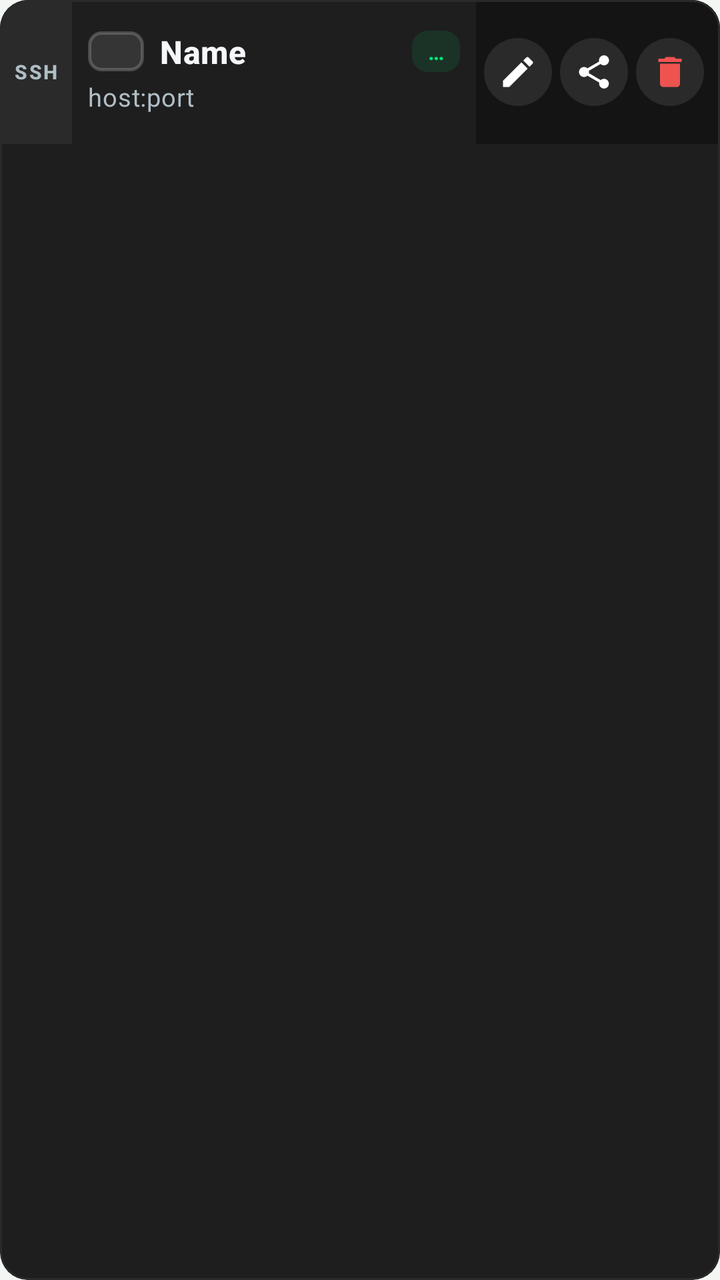
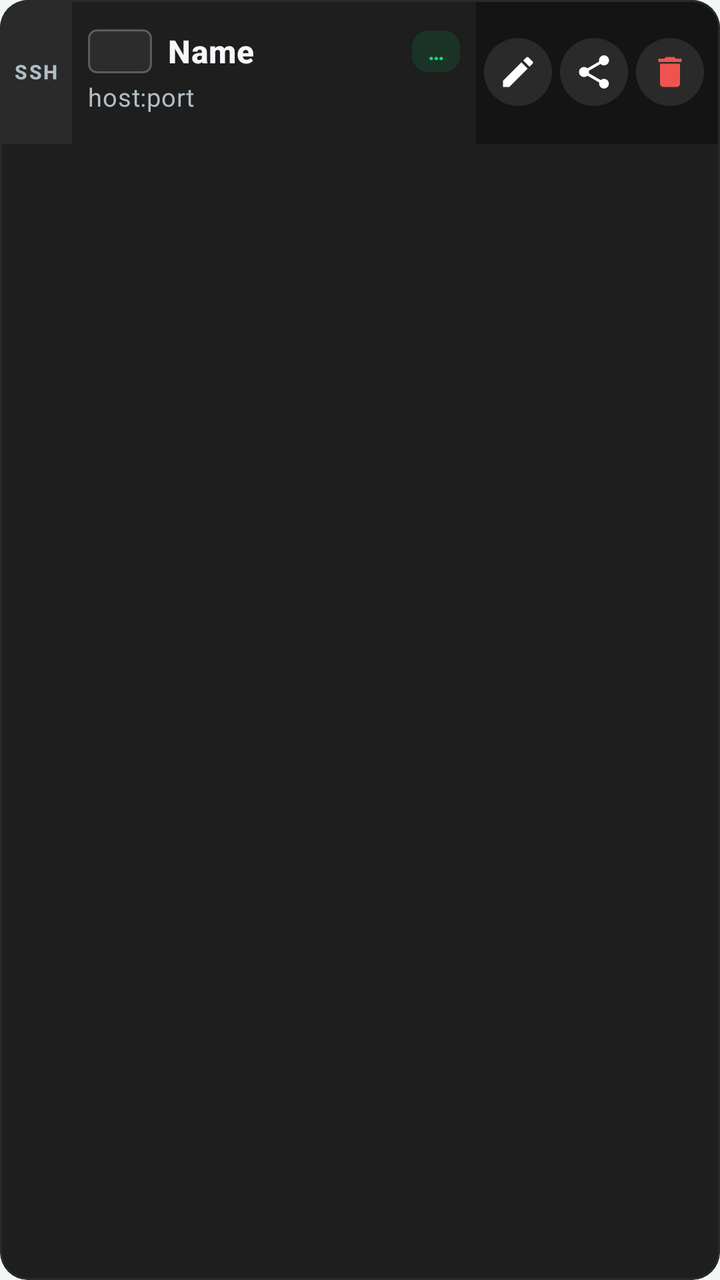

Two renders of the same Android screen: before a commit and after it. Below are the layout's source before the change and the commit's diff.
<!-- AndroidManifest.xml: application theme Theme.MyApp -->
<!-- res/layout/item_profile.xml -->
<?xml version="1.0" encoding="utf-8"?>
<com.google.android.material.card.MaterialCardView
    xmlns:android="http://schemas.android.com/apk/res/android"
    xmlns:app="http://schemas.android.com/apk/res-auto"
    android:id="@+id/cardProfile"
    android:layout_width="match_parent"
    android:layout_height="wrap_content"
    android:layout_marginHorizontal="10dp"
    android:layout_marginVertical="5dp"
    android:clickable="true"
    android:focusable="true"
    android:foreground="?attr/selectableItemBackground"
    app:cardBackgroundColor="#1E1E1E"
    app:cardCornerRadius="14dp"
    app:cardElevation="0dp"
    app:strokeColor="#2A2A2A"
    app:strokeWidth="1dp">

    <LinearLayout
        android:layout_width="match_parent"
        android:layout_height="wrap_content"
        android:orientation="horizontal"
        android:minHeight="72dp"
        android:gravity="center_vertical">

        
        <FrameLayout
            android:layout_width="36dp"
            android:layout_height="match_parent"
            android:minHeight="72dp">

            <View
                android:id="@+id/viewSelectedBar"
                android:layout_width="match_parent"
                android:layout_height="match_parent"
                android:background="#2A2A2A" />

            <TextView
                android:id="@+id/txtProtocol"
                android:layout_width="match_parent"
                android:layout_height="match_parent"
                android:gravity="center"
                android:rotation="0"
                android:text="SSH"
                android:textAllCaps="true"
                android:textColor="#B0BEC5"
                android:textSize="10sp"
                android:textStyle="bold"
                android:letterSpacing="0.08"
                android:fontFamily="sans-serif-medium"
                android:paddingVertical="8dp"
                android:maxLines="1"
                android:ellipsize="end" />
        </FrameLayout>

        <CheckBox
            android:id="@+id/chkSelect"
            android:layout_width="wrap_content"
            android:layout_height="wrap_content"
            android:layout_marginStart="4dp"
            android:visibility="gone"
            android:buttonTint="#00E676"
            android:clickable="false"
            android:focusable="false" />

        
        <LinearLayout
            android:layout_width="0dp"
            android:layout_height="wrap_content"
            android:layout_weight="1"
            android:orientation="vertical"
            android:paddingStart="8dp"
            android:paddingEnd="8dp"
            android:paddingVertical="12dp">

            <LinearLayout
                android:layout_width="match_parent"
                android:layout_height="wrap_content"
                android:gravity="center_vertical"
                android:orientation="horizontal">

                <FrameLayout
                    android:layout_width="28dp"
                    android:layout_height="20dp"
                    android:layout_marginEnd="8dp"
                    android:background="@drawable/bg_flag_frame"
                    android:padding="1.5dp">

                    <ImageView
                        android:id="@+id/imgFlag"
                        android:layout_width="match_parent"
                        android:layout_height="match_parent"
                        android:scaleType="centerCrop"
                        android:contentDescription="flag" />
                </FrameLayout>

                <TextView
                    android:id="@+id/txtName"
                    android:layout_width="0dp"
                    android:layout_height="wrap_content"
                    android:layout_weight="1"
                    android:ellipsize="end"
                    android:maxLines="1"
                    android:text="Name"
                    android:textColor="#F5F7FA"
                    android:textSize="16sp"
                    android:textStyle="bold"
                    android:fontFamily="sans-serif-medium"
                    android:letterSpacing="0.01" />

                
                <TextView
                    android:id="@+id/txtPing"
                    android:layout_width="wrap_content"
                    android:layout_height="wrap_content"
                    android:layout_marginStart="6dp"
                    android:background="@drawable/bg_latency_chip"
                    android:paddingHorizontal="8dp"
                    android:paddingVertical="3dp"
                    android:text="…"
                    android:textColor="#00E676"
                    android:textSize="11sp"
                    android:textStyle="bold" />
            </LinearLayout>

            <TextView
                android:id="@+id/txtHost"
                android:layout_width="match_parent"
                android:layout_height="wrap_content"
                android:layout_marginTop="3dp"
                android:ellipsize="middle"
                android:maxLines="1"
                android:text="host:port"
                android:textColor="#B0BEC5"
                android:textSize="12.5sp"
                android:fontFamily="sans-serif"
                android:letterSpacing="0.02" />
        </LinearLayout>

        
        <LinearLayout
            android:layout_width="wrap_content"
            android:layout_height="match_parent"
            android:gravity="center_vertical"
            android:orientation="horizontal"
            android:paddingEnd="8dp"
            android:paddingStart="4dp"
            android:background="#141414">

            <ImageButton
                android:id="@+id/btnEdit"
                android:layout_width="34dp"
                android:layout_height="34dp"
                android:layout_marginEnd="4dp"
                android:background="@drawable/bg_action_circle"
                android:contentDescription="Edit"
                android:padding="7dp"
                android:scaleType="centerInside"
                android:src="@drawable/ic_action_edit"
                app:tint="#FFFFFF" />

            <ImageButton
                android:id="@+id/btnQr"
                android:layout_width="34dp"
                android:layout_height="34dp"
                android:layout_marginEnd="4dp"
                android:background="@drawable/bg_action_circle"
                android:contentDescription="Share"
                android:padding="7dp"
                android:scaleType="centerInside"
                android:src="@drawable/ic_action_share"
                app:tint="#FFFFFF" />

            <ImageButton
                android:id="@+id/btnDelete"
                android:layout_width="34dp"
                android:layout_height="34dp"
                android:background="@drawable/bg_action_circle"
                android:contentDescription="Delete"
                android:padding="7dp"
                android:scaleType="centerInside"
                android:src="@drawable/ic_action_delete"
                app:tint="#EF5350" />

            
            <ImageButton
                android:id="@+id/btnSignal"
                android:layout_width="0dp"
                android:layout_height="0dp"
                android:visibility="gone"
                android:contentDescription="Signal" />
        </LinearLayout>
    </LinearLayout>
</com.google.android.material.card.MaterialCardView>
<!-- resources referenced by this layout -->
<resources>
  <!-- drawable bg_action_circle (drawable) -->
  <?xml version="1.0" encoding="utf-8"?>
  <ripple xmlns:android="http://schemas.android.com/apk/res/android"
      android:color="#33FFFFFF">
      <item>
          <shape android:shape="oval">
              <solid android:color="#2A2A2A" />
              <size android:width="34dp" android:height="34dp" />
          </shape>
      </item>
  </ripple>
  <!-- drawable bg_flag_frame (drawable) -->
  <?xml version="1.0" encoding="utf-8"?>
  <shape xmlns:android="http://schemas.android.com/apk/res/android"
      android:shape="rectangle">
      <solid android:color="#1AFFFFFF" />
      <stroke
          android:width="1.5dp"
          android:color="#33FFFFFF" />
      <corners android:radius="6dp" />
  </shape>
  <!-- drawable bg_latency_chip (drawable) -->
  <?xml version="1.0" encoding="utf-8"?>
  <shape xmlns:android="http://schemas.android.com/apk/res/android"
      android:shape="rectangle">
      <solid android:color="#1A00E676" />
      <corners android:radius="8dp" />
  </shape>
  <!-- drawable ic_action_delete (drawable) -->
  <?xml version="1.0" encoding="utf-8"?>
  <vector xmlns:android="http://schemas.android.com/apk/res/android"
      android:width="24dp"
      android:height="24dp"
      android:viewportWidth="24"
      android:viewportHeight="24">
      <path
          android:fillColor="#FFFFFF"
          android:pathData="M6,19c0,1.1 0.9,2 2,2h8c1.1,0 2,-0.9 2,-2V7H6v12zM19,4h-3.5l-1,-1h-5l-1,1H5v2h14V4z"/>
  </vector>
  <!-- drawable ic_action_edit (drawable) -->
  <?xml version="1.0" encoding="utf-8"?>
  <vector xmlns:android="http://schemas.android.com/apk/res/android"
      android:width="24dp"
      android:height="24dp"
      android:viewportWidth="24"
      android:viewportHeight="24">
      <path
          android:fillColor="#FFFFFF"
          android:pathData="M3,17.25V21h3.75L17.81,9.94l-3.75,-3.75L3,17.25zM20.71,7.04c0.39,-0.39 0.39,-1.02 0,-1.41l-2.34,-2.34c-0.39,-0.39 -1.02,-0.39 -1.41,0l-1.83,1.83 3.75,3.75 1.83,-1.83z"/>
  </vector>
  <!-- drawable ic_action_share (drawable) -->
  <?xml version="1.0" encoding="utf-8"?>
  <vector xmlns:android="http://schemas.android.com/apk/res/android"
      android:width="24dp"
      android:height="24dp"
      android:viewportWidth="24"
      android:viewportHeight="24">
      <path
          android:fillColor="#FFFFFF"
          android:pathData="M18,16.08c-0.76,0 -1.44,0.3 -1.96,0.77L8.91,12.7c0.05,-0.23 0.09,-0.46 0.09,-0.7s-0.04,-0.47 -0.09,-0.7l7.05,-4.11c0.54,0.5 1.25,0.81 2.04,0.81 1.66,0 3,-1.34 3,-3s-1.34,-3 -3,-3 -3,1.34 -3,3c0,0.24 0.04,0.47 0.09,0.7L8.04,9.81C7.5,9.31 6.79,9 6,9c-1.66,0 -3,1.34 -3,3s1.34,3 3,3c0.79,0 1.5,-0.31 2.04,-0.81l7.12,4.16c-0.05,0.21 -0.08,0.43 -0.08,0.65 0,1.61 1.31,2.92 2.92,2.92s2.92,-1.31 2.92,-2.92c0,-1.61 -1.31,-2.92 -2.92,-2.92z"/>
  </vector>
  <color name="accent_green">#00A854</color>
  <color name="accent_green_soft">#E3F6EA</color>
  <color name="md_theme_secondary">#4A6356</color>
  <color name="md_theme_on_secondary">#FFFFFF</color>
  <color name="md_theme_secondary_container">#CCE8D7</color>
  <color name="md_theme_on_secondary_container">#062015</color>
  <color name="md_theme_error">#BA1A1A</color>
  <color name="md_theme_on_error">#FFFFFF</color>
  <color name="window_background">#F3F7F4</color>
  <color name="text_primary">#15201A</color>
  <color name="card_background">#FFFFFF</color>
  <color name="md_theme_surface_variant">#DCE8E0</color>
  <color name="md_theme_on_surface_variant">#3F4A43</color>
  <color name="md_theme_outline">#C5D4CB</color>
  <color name="status_bar">#F3F7F4</color>
  <color name="bottom_nav_background">#EAF4ED</color>
  <!-- unchanged entries left out for length: 1 -->
</resources>

<!-- the commit's change to res/layout/item_profile.xml (unified diff, before → after) -->
@@ -80,17 +80,18 @@
                 android:orientation="horizontal">
 
                 <FrameLayout
-                    android:layout_width="28dp"
-                    android:layout_height="20dp"
+                    android:layout_width="32dp"
+                    android:layout_height="22dp"
                     android:layout_marginEnd="8dp"
                     android:background="@drawable/bg_flag_frame"
-                    android:padding="1.5dp">
+                    android:padding="1dp">
 
                     <ImageView
                         android:id="@+id/imgFlag"
                         android:layout_width="match_parent"
                         android:layout_height="match_parent"
-                        android:scaleType="centerCrop"
+                        android:scaleType="fitCenter"
+                        android:adjustViewBounds="true"
                         android:contentDescription="flag" />
                 </FrameLayout>
 
<!-- resource entries referenced after the edit -->
@@ -15,11 +15,11 @@
   <?xml version="1.0" encoding="utf-8"?>
   <shape xmlns:android="http://schemas.android.com/apk/res/android"
       android:shape="rectangle">
-      <solid android:color="#1AFFFFFF" />
+      <solid android:color="#10FFFFFF" />
       <stroke
-          android:width="1.5dp"
-          android:color="#33FFFFFF" />
-      <corners android:radius="6dp" />
+          android:width="1dp"
+          android:color="#40FFFFFF" />
+      <corners android:radius="4dp" />
   </shape>
   <!-- drawable bg_latency_chip (drawable) -->
   <?xml version="1.0" encoding="utf-8"?>
